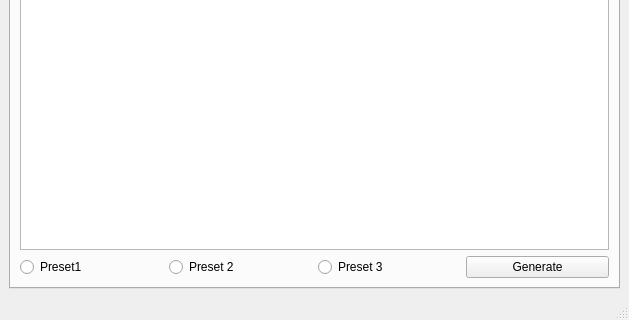
Before: the Qt Designer form abjid.ui in shamlikt/Abjad-calculator, drawn with Qt 5; both pictures show x 0 to 629 and y 248 to 568 of the 629 by 568 pixel window.
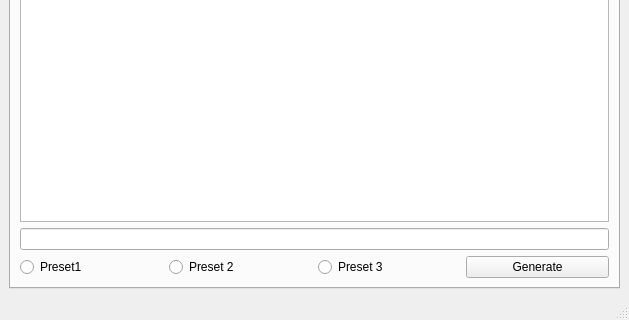
After: the same form once the commit is applied. The open tabs and pages were chosen to show the change.

Commit message: Adds alpha one version files

Patch:
```diff
--- a/abjid.ui
+++ b/abjid.ui
@@ -96,6 +96,9 @@
             </item>
            </layout>
           </item>
+          <item row="2" column="0">
+           <widget class="QLineEdit" name="lineEdit"/>
+          </item>
          </layout>
         </widget>
         <widget class="QWidget" name="tab_2">
```
Left out of the diff: 13 changed lines with no effect on the pictures. The commit also changes 2 other files.
